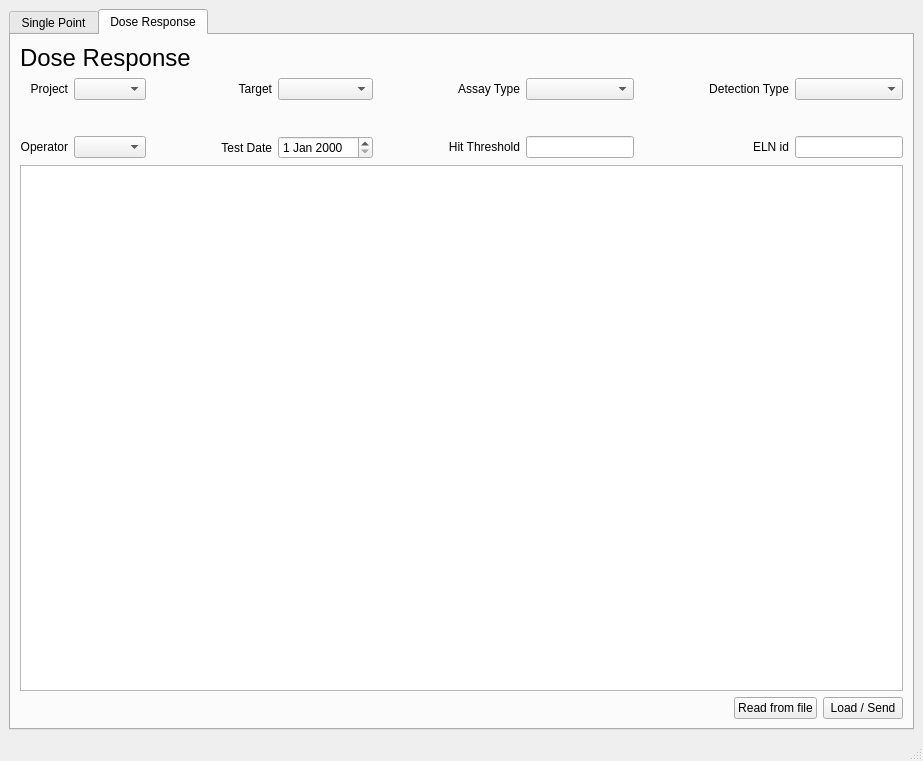
Above: frontend/assets/loaderwindow.ui from dahlbma/assayLoader before the change. Below: the same form after it.
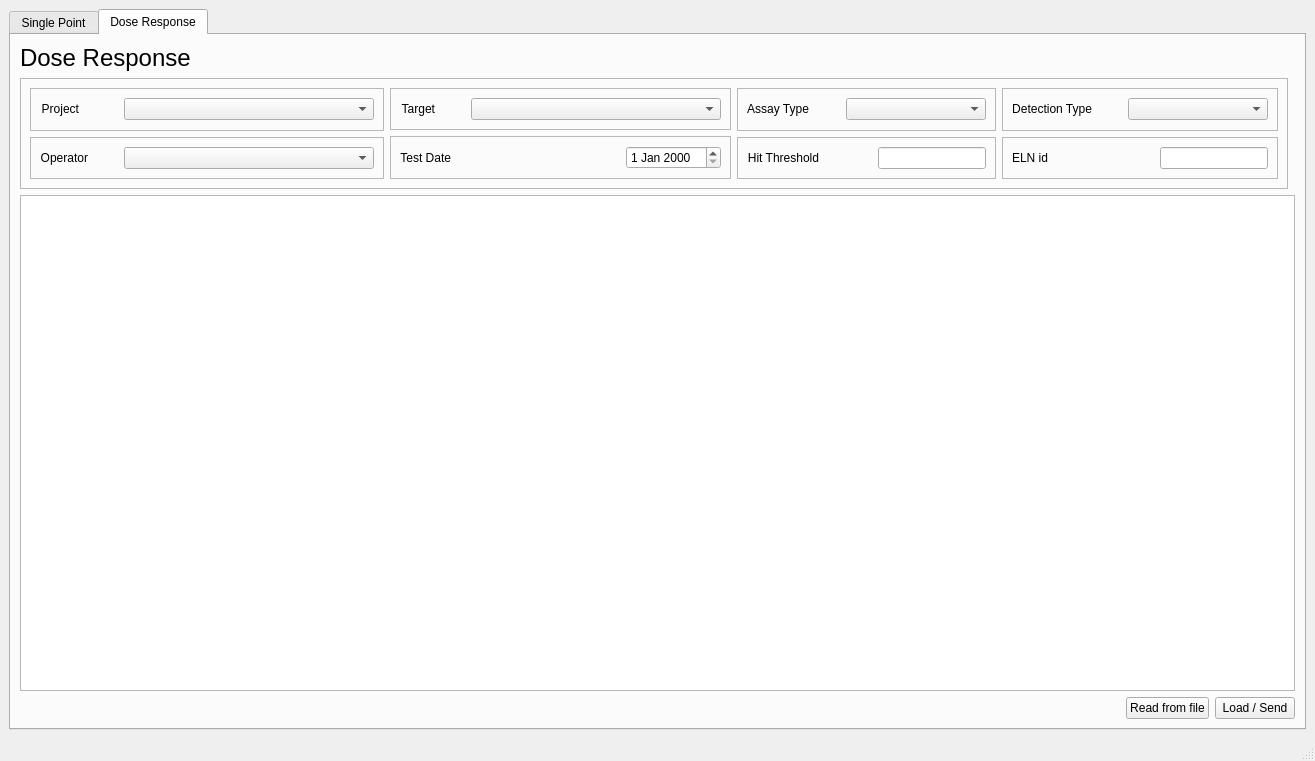
That is the form after the change. The open tabs and pages were chosen to show the change.

Commit message: prettify window

Patch:
```diff
--- a/frontend/assets/loaderwindow.ui
+++ b/frontend/assets/loaderwindow.ui
@@ -6,7 +6,7 @@
    <rect>
     <x>0</x>
     <y>0</y>
-    <width>923</width>
+    <width>1315</width>
     <height>761</height>
    </rect>
   </property>
@@ -326,37 +326,82 @@
           </property>
          </widget>
         </item>
+        <item row="1" column="1">
+         <spacer name="horizontalSpacer_18">
+          <property name="orientation">
+           <enum>Qt::Horizontal</enum>
+          </property>
+          <property name="sizeHint" stdset="0">
+           <size>
+            <width>40</width>
+            <height>20</height>
+           </size>
+          </property>
+         </spacer>
+        </item>
+        <item row="2" column="0" colspan="2">
+         <layout class="QGridLayout" name="gridLayout_21">
         <item row="1" column="0">
+           <layout class="QGridLayout" name="gridLayout_23">
+            <item row="0" column="0">
+             <spacer name="horizontalSpacer_15">
+              <property name="orientation">
+               <enum>Qt::Horizontal</enum>
+              </property>
+              <property name="sizeHint" stdset="0">
+               <size>
+                <width>40</width>
+                <height>20</height>
+               </size>
+              </property>
+             </spacer>
+            </item>
+            <item row="0" column="2">
+             <widget class="QPushButton" name="pushButton_6">
+              <property name="text">
+               <string>Load / Send</string>
+              </property>
+             </widget>
+            </item>
+            <item row="0" column="1">
+             <widget class="QPushButton" name="pushButton_5">
+              <property name="text">
+               <string>Read from file</string>
+              </property>
+             </widget>
+            </item>
+           </layout>
+          </item>
+          <item row="0" column="0">
+           <widget class="QTableWidget" name="dr_table"/>
+          </item>
+         </layout>
+        </item>
+        <item row="1" column="0">
+         <widget class="QFrame" name="frame">
+          <property name="frameShape">
+           <enum>QFrame::StyledPanel</enum>
+          </property>
+          <property name="frameShadow">
+           <enum>QFrame::Raised</enum>
+          </property>
+          <layout class="QGridLayout" name="gridLayout_4">
+           <item row="0" column="0">
          <layout class="QHBoxLayout" name="horizontalLayout_3">
           <item>
            <layout class="QGridLayout" name="gridLayout_17">
-            <item row="1" column="1">
-             <spacer name="verticalSpacer_9">
-              <property name="orientation">
-               <enum>Qt::Vertical</enum>
-              </property>
-              <property name="sizeType">
-               <enum>QSizePolicy::Fixed</enum>
-              </property>
-              <property name="sizeHint" stdset="0">
-               <size>
-                <width>20</width>
-                <height>30</height>
-               </size>
-              </property>
-             </spacer>
-            </item>
-            <item row="2" column="0">
-             <widget class="QLabel" name="label_17">
-              <property name="text">
-               <string>Operator</string>
-              </property>
-              <property name="alignment">
-               <set>Qt::AlignRight|Qt::AlignTrailing|Qt::AlignVCenter</set>
-              </property>
-             </widget>
-            </item>
+               <item row="0" column="0">
+                <widget class="QFrame" name="frame_7">
+                 <property name="frameShape">
+                  <enum>QFrame::StyledPanel</enum>
+                 </property>
+                 <property name="frameShadow">
+                  <enum>QFrame::Raised</enum>
+                 </property>
+                 <layout class="QGridLayout" name="gridLayout_12">
             <item row="0" column="0">
+                   <layout class="QHBoxLayout" name="horizontalLayout_13">
+                    <item>
              <widget class="QLabel" name="label_16">
               <property name="text">
                <string>Project</string>
@@ -366,16 +411,63 @@
               </property>
              </widget>
             </item>
-            <item row="0" column="1">
-             <widget class="QComboBox" name="project_cb_3"/>
-            </item>
-            <item row="2" column="1">
-             <widget class="QComboBox" name="operator_cb_3"/>
+                    <item>
+                     <spacer name="horizontalSpacer_21">
+                      <property name="orientation">
+                       <enum>Qt::Horizontal</enum>
+                      </property>
+                      <property name="sizeHint" stdset="0">
+                       <size>
+                        <width>40</width>
+                        <height>20</height>
+                       </size>
+                      </property>
+                     </spacer>
+                    </item>
+                    <item>
+                     <widget class="QComboBox" name="project_cb_3">
+                      <property name="minimumSize">
+                       <size>
+                        <width>250</width>
+                        <height>0</height>
+                       </size>
+                      </property>
+                      <property name="maximumSize">
+                       <size>
+                        <width>250</width>
+                        <height>16777215</height>
+                       </size>
+                      </property>
+                     </widget>
             </item>
            </layout>
           </item>
+                 </layout>
+                </widget>
+               </item>
+               <item row="1" column="0">
+                <widget class="QFrame" name="frame_8">
+                 <property name="frameShape">
+                  <enum>QFrame::StyledPanel</enum>
+                 </property>
+                 <property name="frameShadow">
+                  <enum>QFrame::Raised</enum>
+                 </property>
+                 <layout class="QGridLayout" name="gridLayout_13">
+                  <item row="0" column="0">
+                   <layout class="QHBoxLayout" name="horizontalLayout_14">
           <item>
-           <spacer name="horizontalSpacer_9">
+                     <widget class="QLabel" name="label_17">
+                      <property name="text">
+                       <string>Operator</string>
+                      </property>
+                      <property name="alignment">
+                       <set>Qt::AlignRight|Qt::AlignTrailing|Qt::AlignVCenter</set>
+                      </property>
+                     </widget>
+                    </item>
+                    <item>
+                     <spacer name="horizontalSpacer_22">
             <property name="orientation">
              <enum>Qt::Horizontal</enum>
             </property>
@@ -386,10 +478,44 @@
              </size>
             </property>
            </spacer>
+                    </item>
+                    <item>
+                     <widget class="QComboBox" name="operator_cb_3">
+                      <property name="minimumSize">
+                       <size>
+                        <width>250</width>
+                        <height>0</height>
+                       </size>
+                      </property>
+                      <property name="maximumSize">
+                       <size>
+                        <width>250</width>
+                        <height>16777215</height>
+                       </size>
+                      </property>
+                     </widget>
+                    </item>
+                   </layout>
+                  </item>
+                 </layout>
+                </widget>
+               </item>
+              </layout>
           </item>
           <item>
            <layout class="QGridLayout" name="gridLayout_18">
-            <item row="2" column="0">
+               <item row="1" column="0">
+                <widget class="QFrame" name="frame_6">
+                 <property name="frameShape">
+                  <enum>QFrame::StyledPanel</enum>
+                 </property>
+                 <property name="frameShadow">
+                  <enum>QFrame::Raised</enum>
+                 </property>
+                 <layout class="QGridLayout" name="gridLayout_11">
+                  <item row="0" column="0">
+                   <layout class="QHBoxLayout" name="horizontalLayout_11">
+                    <item>
              <widget class="QLabel" name="label_19">
               <property name="sizePolicy">
                <sizepolicy hsizetype="Maximum" vsizetype="Preferred">
@@ -405,36 +531,20 @@
               </property>
              </widget>
             </item>
-            <item row="0" column="0">
-             <widget class="QLabel" name="label_18">
-              <property name="text">
-               <string>Target</string>
-              </property>
-              <property name="alignment">
-               <set>Qt::AlignRight|Qt::AlignTrailing|Qt::AlignVCenter</set>
-              </property>
-             </widget>
-            </item>
-            <item row="0" column="1">
-             <widget class="QComboBox" name="target_cb_3"/>
-            </item>
-            <item row="1" column="1">
-             <spacer name="verticalSpacer_10">
+                    <item>
+                     <spacer name="horizontalSpacer_19">
               <property name="orientation">
-               <enum>Qt::Vertical</enum>
-              </property>
-              <property name="sizeType">
-               <enum>QSizePolicy::Fixed</enum>
+                       <enum>Qt::Horizontal</enum>
               </property>
               <property name="sizeHint" stdset="0">
                <size>
-                <width>20</width>
-                <height>30</height>
+                        <width>40</width>
+                        <height>20</height>
                </size>
               </property>
              </spacer>
             </item>
-            <item row="2" column="1">
+                    <item>
              <widget class="QDateEdit" name="dateEdit_3">
               <property name="sizePolicy">
                <sizepolicy hsizetype="Maximum" vsizetype="Fixed">
@@ -446,8 +556,32 @@
             </item>
            </layout>
           </item>
+                 </layout>
+                </widget>
+               </item>
+               <item row="0" column="0">
+                <widget class="QFrame" name="frame_5">
+                 <property name="frameShape">
+                  <enum>QFrame::StyledPanel</enum>
+                 </property>
+                 <property name="frameShadow">
+                  <enum>QFrame::Raised</enum>
+                 </property>
+                 <layout class="QGridLayout" name="gridLayout_10">
+                  <item row="0" column="0">
+                   <layout class="QHBoxLayout" name="horizontalLayout_12">
           <item>
-           <spacer name="horizontalSpacer_12">
+                     <widget class="QLabel" name="label_18">
+                      <property name="text">
+                       <string>Target</string>
+                      </property>
+                      <property name="alignment">
+                       <set>Qt::AlignRight|Qt::AlignTrailing|Qt::AlignVCenter</set>
+                      </property>
+                     </widget>
+                    </item>
+                    <item>
+                     <spacer name="horizontalSpacer_20">
             <property name="orientation">
              <enum>Qt::Horizontal</enum>
             </property>
@@ -458,29 +592,44 @@
              </size>
             </property>
            </spacer>
+                    </item>
+                    <item>
+                     <widget class="QComboBox" name="target_cb_3">
+                      <property name="minimumSize">
+                       <size>
+                        <width>250</width>
+                        <height>0</height>
+                       </size>
+                      </property>
+                      <property name="maximumSize">
+                       <size>
+                        <width>250</width>
+                        <height>16777215</height>
+                       </size>
+                      </property>
+                     </widget>
+                    </item>
+                   </layout>
+                  </item>
+                 </layout>
+                </widget>
+               </item>
+              </layout>
           </item>
           <item>
            <layout class="QGridLayout" name="gridLayout_19">
-            <item row="0" column="1">
-             <widget class="QComboBox" name="assay_type_cb_3"/>
-            </item>
-            <item row="1" column="1">
-             <spacer name="verticalSpacer_11">
-              <property name="orientation">
-               <enum>Qt::Vertical</enum>
-              </property>
-              <property name="sizeType">
-               <enum>QSizePolicy::Fixed</enum>
-              </property>
-              <property name="sizeHint" stdset="0">
-               <size>
-                <width>20</width>
-                <height>30</height>
-               </size>
-              </property>
-             </spacer>
-            </item>
-            <item row="2" column="0">
+               <item row="1" column="0">
+                <widget class="QFrame" name="frame_3">
+                 <property name="frameShape">
+                  <enum>QFrame::StyledPanel</enum>
+                 </property>
+                 <property name="frameShadow">
+                  <enum>QFrame::Raised</enum>
+                 </property>
+                 <layout class="QGridLayout" name="gridLayout_7">
+                  <item row="0" column="0">
+                   <layout class="QHBoxLayout" name="horizontalLayout_16">
+                    <item>
              <widget class="QLabel" name="label_21">
               <property name="text">
                <string>Hit Threshold</string>
@@ -490,23 +639,50 @@
               </property>
              </widget>
             </item>
-            <item row="0" column="0">
-             <widget class="QLabel" name="label_20">
-              <property name="text">
-               <string>Assay Type</string>
-              </property>
-              <property name="alignment">
-               <set>Qt::AlignRight|Qt::AlignTrailing|Qt::AlignVCenter</set>
-              </property>
-             </widget>
-            </item>
-            <item row="2" column="1">
+                    <item>
+                     <spacer name="horizontalSpacer_24">
+                      <property name="orientation">
+                       <enum>Qt::Horizontal</enum>
+                      </property>
+                      <property name="sizeHint" stdset="0">
+                       <size>
+                        <width>40</width>
+                        <height>20</height>
+                       </size>
+                      </property>
+                     </spacer>
+                    </item>
+                    <item>
              <widget class="QLineEdit" name="hit_trsh_eb_3"/>
             </item>
            </layout>
           </item>
+                 </layout>
+                </widget>
+               </item>
+               <item row="0" column="0">
+                <widget class="QFrame" name="frame_4">
+                 <property name="frameShape">
+                  <enum>QFrame::StyledPanel</enum>
+                 </property>
+                 <property name="frameShadow">
+                  <enum>QFrame::Raised</enum>
+                 </property>
+                 <layout class="QGridLayout" name="gridLayout_9">
+                  <item row="0" column="0">
+                   <layout class="QHBoxLayout" name="horizontalLayout_15">
           <item>
-           <spacer name="horizontalSpacer_13">
+                     <widget class="QLabel" name="label_20">
+                      <property name="text">
+                       <string>Assay Type</string>
+                      </property>
+                      <property name="alignment">
+                       <set>Qt::AlignRight|Qt::AlignTrailing|Qt::AlignVCenter</set>
+                      </property>
+                     </widget>
+                    </item>
+                    <item>
+                     <spacer name="horizontalSpacer_23">
             <property name="orientation">
              <enum>Qt::Horizontal</enum>
             </property>
@@ -517,61 +693,55 @@
              </size>
             </property>
            </spacer>
+                    </item>
+                    <item>
+                     <widget class="QComboBox" name="assay_type_cb_3">
+                      <property name="minimumSize">
+                       <size>
+                        <width>140</width>
+                        <height>0</height>
+                       </size>
+                      </property>
+                      <property name="maximumSize">
+                       <size>
+                        <width>140</width>
+                        <height>16777215</height>
+                       </size>
+                      </property>
+                     </widget>
+                    </item>
+                   </layout>
+                  </item>
+                 </layout>
+                </widget>
+               </item>
+              </layout>
           </item>
           <item>
            <layout class="QGridLayout" name="gridLayout_20">
-            <item row="2" column="1">
-             <widget class="QLineEdit" name="eln_id_eb_3"/>
-            </item>
-            <item row="0" column="1">
-             <widget class="QComboBox" name="det_type_cb_3"/>
-            </item>
-            <item row="0" column="0">
-             <widget class="QLabel" name="label_22">
-              <property name="text">
-               <string>Detection Type</string>
-              </property>
-              <property name="alignment">
-               <set>Qt::AlignRight|Qt::AlignTrailing|Qt::AlignVCenter</set>
-              </property>
-             </widget>
-            </item>
-            <item row="2" column="0">
-             <widget class="QLabel" name="elnid_cb_3">
-              <property name="text">
-               <string>ELN id</string>
-              </property>
-              <property name="alignment">
-               <set>Qt::AlignRight|Qt::AlignTrailing|Qt::AlignVCenter</set>
-              </property>
-             </widget>
-            </item>
-            <item row="1" column="1">
-             <spacer name="verticalSpacer_12">
-              <property name="orientation">
-               <enum>Qt::Vertical</enum>
-              </property>
-              <property name="sizeType">
-               <enum>QSizePolicy::Fixed</enum>
-              </property>
-              <property name="sizeHint" stdset="0">
-               <size>
-                <width>20</width>
-                <height>30</height>
-               </size>
-              </property>
-             </spacer>
-            </item>
-           </layout>
-          </item>
-         </layout>
-        </item>
-        <item row="2" column="0">
-         <layout class="QGridLayout" name="gridLayout_21">
           <item row="1" column="0">
-           <layout class="QGridLayout" name="gridLayout_23">
+                <widget class="QFrame" name="frame_9">
+                 <property name="frameShape">
+                  <enum>QFrame::StyledPanel</enum>
+                 </property>
+                 <property name="frameShadow">
+                  <enum>QFrame::Raised</enum>
+                 </property>
+                 <layout class="QGridLayout" name="gridLayout_14">
             <item row="0" column="0">
-             <spacer name="horizontalSpacer_15">
+                   <layout class="QHBoxLayout" name="horizontalLayout_20">
+                    <item>
+                     <widget class="QLabel" name="elnid_cb_4">
+                      <property name="text">
+                       <string>ELN id</string>
+                      </property>
+                      <property name="alignment">
+                       <set>Qt::AlignRight|Qt::AlignTrailing|Qt::AlignVCenter</set>
+                      </property>
+                     </widget>
+                    </item>
+                    <item>
+                     <spacer name="horizontalSpacer_28">
               <property name="orientation">
                <enum>Qt::Horizontal</enum>
               </property>
@@ -583,26 +753,82 @@
               </property>
              </spacer>
             </item>
-            <item row="0" column="2">
-             <widget class="QPushButton" name="pushButton_6">
-              <property name="text">
-               <string>Load / Send</string>
+                    <item>
+                     <widget class="QLineEdit" name="eln_id_eb_4">
+                      <property name="maximumSize">
+                       <size>
+                        <width>140</width>
+                        <height>16777215</height>
+                       </size>
               </property>
              </widget>
             </item>
-            <item row="0" column="1">
-             <widget class="QPushButton" name="pushButton_5">
+                   </layout>
+                  </item>
+                 </layout>
+                </widget>
+               </item>
+               <item row="0" column="0">
+                <widget class="QFrame" name="frame_2">
+                 <property name="frameShape">
+                  <enum>QFrame::StyledPanel</enum>
+                 </property>
+                 <property name="frameShadow">
+                  <enum>QFrame::Raised</enum>
+                 </property>
+                 <layout class="QGridLayout" name="gridLayout_5">
+                  <item row="0" column="0">
+                   <layout class="QHBoxLayout" name="horizontalLayout_19">
+                    <item>
+                     <widget class="QLabel" name="label_24">
               <property name="text">
-               <string>Read from file</string>
-              </property>
-             </widget>
-            </item>
-           </layout>
-          </item>
-          <item row="0" column="0">
-           <widget class="QTableWidget" name="dr_table"/>
-          </item>
-         </layout>
+                       <string>Detection Type</string>
+                      </property>
+                      <property name="alignment">
+                       <set>Qt::AlignRight|Qt::AlignTrailing|Qt::AlignVCenter</set>
+                      </property>
+                     </widget>
+                    </item>
+                    <item>
+                     <spacer name="horizontalSpacer_27">
+                      <property name="orientation">
+                       <enum>Qt::Horizontal</enum>
+                      </property>
+                      <property name="sizeHint" stdset="0">
+                       <size>
+                        <width>40</width>
+                        <height>20</height>
+                       </size>
+                      </property>
+                     </spacer>
+                    </item>
+                    <item>
+                     <widget class="QComboBox" name="det_type_cb_4">
+                      <property name="minimumSize">
+                       <size>
+                        <width>140</width>
+                        <height>0</height>
+                       </size>
+                      </property>
+                      <property name="maximumSize">
+                       <size>
+                        <width>140</width>
+                        <height>16777215</height>
+                       </size>
+                      </property>
+                     </widget>
+                    </item>
+                   </layout>
+                  </item>
+                 </layout>
+                </widget>
+               </item>
+              </layout>
+             </item>
+            </layout>
+           </item>
+          </layout>
+         </widget>
         </item>
        </layout>
       </widget>
```
Left out of the diff: 639 changed lines with no effect on the pictures. Lines whose indentation alone changed are shown as unchanged.
